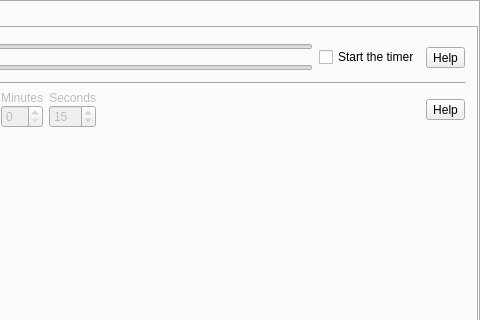
Old version of the form src/formMainWindow.ui in the repository vkohaupt/vokoscreenNG; both pictures show x 228 to 708 and y 0 to 320 of the 708 by 448 pixel window.
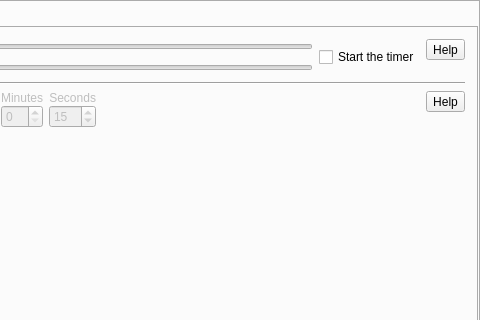
New version of the form. The open tabs and pages were chosen to show the change. Icons and pictures are not drawn.

The edit to the form file:
```diff
--- a/src/formMainWindow.ui
+++ b/src/formMainWindow.ui
@@ -1106,7 +1106,7 @@
                 </layout>
                </widget>
               </item>
-              <item alignment="Qt::AlignVCenter">
+              <item alignment="Qt::AlignTop">
                <widget class="QToolButton" name="toolButtonHelpStartTime">
                 <property name="toolTip">
                  <string notr="true"/>
@@ -1244,7 +1244,7 @@
                 </property>
                </spacer>
               </item>
-              <item alignment="Qt::AlignVCenter">
+              <item alignment="Qt::AlignTop">
                <widget class="QToolButton" name="toolButtonHelpStopRecordingAfter">
                 <property name="toolTip">
                  <string notr="true"/>
```
Left out of the diff: 2 changed lines with no effect on the pictures.
